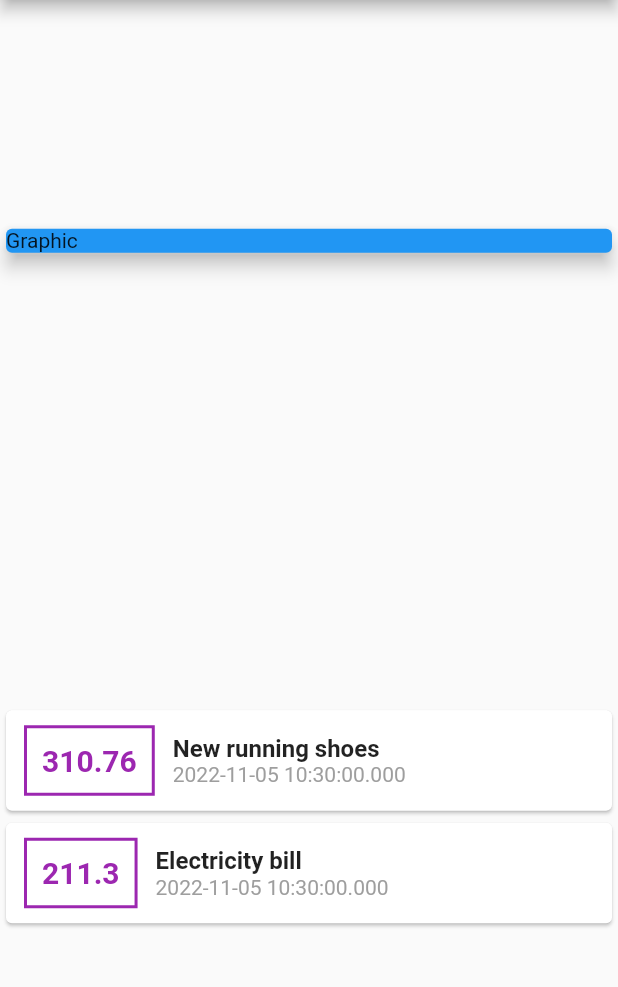
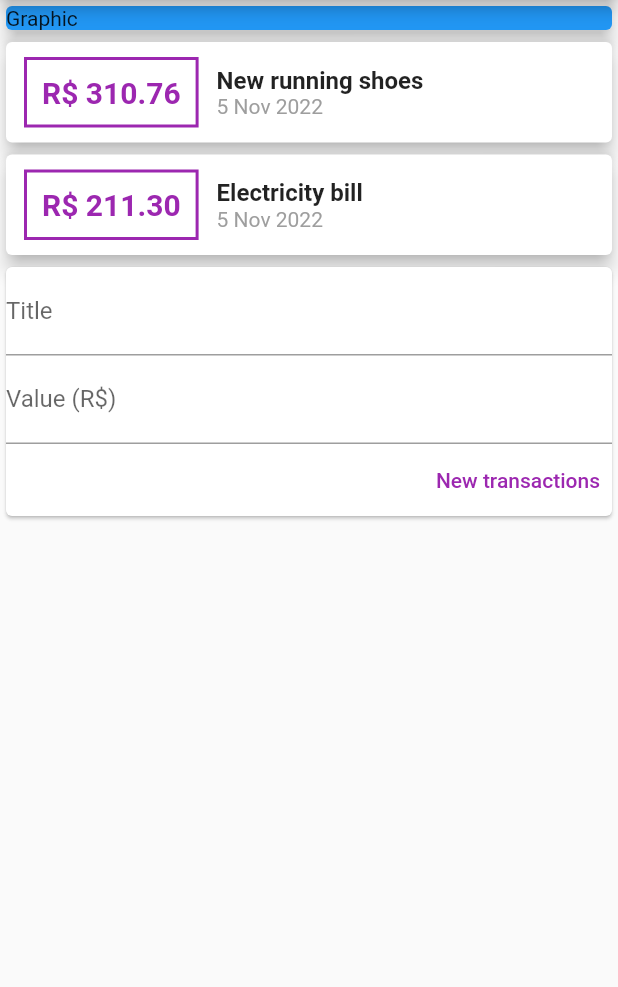
Before and after one commit to kenjimaeda54/expenses-flutter, a Flutter app: the screen it shows after launch, on a phone screen of 412 x 824 dp, the part 84-1071 px from its top. Run offline on Flutter 3.47's test engine with Material 2 defaults, Android fonts, the phone set to English and light mode, and no system bars.

Commit message:
feat: started logic add new transactions

```diff
--- /dev/null
+++ b/lib/components/card_transactions.dart
@@ -0,0 +1,66 @@
+import "package:flutter/material.dart";
+
+class CardTransactions extends StatelessWidget {
+
+  final  String value;
+  final String title;
+  final String date;
+
+  const CardTransactions({
+    super.key,
+    required this.value,
+    required this.title,
+    required this.date,
+  });
+
+
+  @override
+  Widget build(BuildContext context) {
+    return Card(
+      elevation: 5,
+      child: Row(
+        children: [
+          Container(
+            margin: const EdgeInsets.symmetric(
+              horizontal: 12,
+              vertical: 10,
+            ),
+            padding: const EdgeInsets.all(10),
+            decoration: BoxDecoration(
+                border: Border.all(
+                    color: Colors.purple,
+                    width: 2
+                )
+            ),
+            child: Text(
+              "R\$ $value",
+              style: const TextStyle(
+                  fontWeight: FontWeight.bold,
+                  fontSize: 20,
+                  color: Colors.purple
+              ),
+            ),
+          ),
+          Column(
+            crossAxisAlignment: CrossAxisAlignment.start,
+            children: [
+              Text(
+                title,
+                style: const TextStyle(
+                    fontSize: 16,
+                    fontWeight: FontWeight.bold
+                ),
+              ),
+              Text(
+                  date,
+                  style: const TextStyle(
+                      color: Colors.grey
+                  )
+              )
+            ],
+          )
+        ],
+      ),
+    );
+  }
+}
--- /dev/null
+++ b/lib/components/transaction_user.dart
@@ -0,0 +1,62 @@
+import 'dart:math';
+
+import "package:flutter/material.dart";
+import "package:intl/intl.dart";
+import "../models/transaction.dart";
+import 'card_transactions.dart';
+import 'package:expenses/components/transactions_form.dart';
+
+
+class TransactionUser extends StatefulWidget {
+  const TransactionUser({Key? key}) : super(key: key);
+
+  @override
+  State<TransactionUser> createState() => _TransactionUserState();
+}
+
+class _TransactionUserState extends State<TransactionUser> {
+  final _transactions = [
+    Transaction(
+        id: "t1",
+        title: "New running shoes",
+        value: 310.76,
+        date: DateTime.now()
+    ),
+    Transaction(
+        id: "t2",
+        title: "Electricity bill",
+        value: 211.30,
+        date: DateTime.now()
+    ),
+  ];
+
+  void _handleAddTransactions({required String  title,required String value}) {
+     final valueFormated = double.tryParse(value) ?? 0;
+
+     final newTransactions = Transaction(
+         id: Random().nextDouble().toString(),
+         title: title,
+         value: valueFormated,
+         date: DateTime.now()
+     );
+
+     setState(() {
+       _transactions.add(newTransactions);
+     });
+
+  }
+
+
+  @override
+  Widget build(BuildContext context) {
+    return  Column(
+      children: [..._transactions.map((it) => CardTransactions(
+         value: it.value.toStringAsFixed(2),
+          title: it.title,
+          date: DateFormat("d MMM y").format(it.date)
+      )).toList(),
+      TransactionsForm(_handleAddTransactions),
+    ],
+    );
+  }
+}
--- /dev/null
+++ b/lib/components/transactions_form.dart
@@ -0,0 +1,46 @@
+import "package:flutter/material.dart";
+
+class TransactionsForm extends StatelessWidget {
+  //Vars
+  final titleController = TextEditingController();
+  final valueController = TextEditingController();
+
+  final void Function({required String title,required String value}) hanldeSubmit;
+
+  TransactionsForm(this.hanldeSubmit, {super.key});
+
+  @override
+  Widget build(BuildContext context) {
+    return Card(
+      child:   Column(
+        children:  [
+          TextField(
+            controller: titleController,
+            decoration: const InputDecoration(
+                labelText: "Title"
+            ),
+          ),
+          TextField(
+            controller: valueController,
+            decoration: const InputDecoration(
+              labelText: "Value (R\$)",
+            ),
+          ),
+          Row(
+            mainAxisAlignment: MainAxisAlignment.end,
+            children: [
+              TextButton(
+                  onPressed: ()=> hanldeSubmit(title: titleController.text,value:  valueController.text),
+                  child: const Text(
+                    "New transactions",
+                    style: TextStyle(
+                        color: Colors.purple
+                    ),
+                  ))
+            ],
+          )
+        ],
+      ),
+    );
+  }
+}
--- a/lib/main.dart
+++ b/lib/main.dart
@@ -1,5 +1,5 @@
 import 'package:flutter/material.dart';
-import './models/transaction.dart';
+import './components/transaction_user.dart';
 
 void main() {
   runApp(const ExpensesApp());
@@ -17,23 +17,15 @@ class ExpensesApp extends StatelessWidget {
 class HomeScreen extends StatelessWidget {
   HomeScreen({Key? key}) : super(key: key);
 
-  final _transactions =[
-    Transaction(
-        id: "t1",
-        title: "New running shoes",
-        value: 310.76,
-      date: DateTime.now()
-    ),
-    Transaction(
-        id: "t2",
-        title: "Electricity bill",
-        value: 211.30,
-        date: DateTime.now()
-    ),
-  ];
+
+
+
+
+
 
   @override
   Widget build(BuildContext context) {
+
     return Scaffold(
        appBar: AppBar(
          title: const  Text("Personal expenses"),
@@ -44,64 +36,18 @@ class HomeScreen extends StatelessWidget {
         //e o mainAxis alinha em coluna
         //os comportamentos sao identicos ao flex box, exemplo stretch vai espichar
         // ao maximo o filho
-         mainAxisAlignment: MainAxisAlignment.spaceAround,
          crossAxisAlignment: CrossAxisAlignment.stretch,
-         children:   [
-          const SizedBox(
+         children:   const [
+          SizedBox(
              child:   Card(
                elevation: 5,
                color: Colors.blue,
                child: Text("Graphic"),
              ),
            ),
-           Column(
-             children: _transactions.map((it) => Card(
-                  child: Row(
-                     children: [
-                         Container(
-                           margin: const EdgeInsets.symmetric(
-                             horizontal: 12,
-                             vertical: 10,
-                           ),
-                           padding: const EdgeInsets.all(10),
-                           decoration: BoxDecoration(
-                             border: Border.all(
-                               color: Colors.purple,
-                               width: 2
-                             )
-                           ),
-                           child: Text(
-                               it.value.toString(),
-                               style: const TextStyle(
-                                 fontWeight: FontWeight.bold,
-                                 fontSize: 20,
-                                 color: Colors.purple
-                               ),
-                           ),
-                         ),
-                         Column(
-                           crossAxisAlignment: CrossAxisAlignment.start,
-                           children: [
-                              Text(
-                                  it.title,
-                                  style: const TextStyle(
-                                    fontSize: 16,
-                                    fontWeight: FontWeight.bold
-                                  ),
-                              ),
-                              Text(
-                                  it.date.toString(),
-                                  style: const TextStyle(
-                                    color: Colors.grey
-                                  )
-                              )
-                           ],
-                         )
-                     ],
-                  ),
-             )).toList(),
-           )
+           TransactionUser(),
          ],
+
       ),
     );
   }
--- a/pubspec.yaml
+++ b/pubspec.yaml
@@ -31,7 +31,7 @@ environment:
 dependencies:
   flutter:
     sdk: flutter
-
+  intl: ^0.17.0
 
   # The following adds the Cupertino Icons font to your application.
   # Use with the CupertinoIcons class for iOS style icons.
```
Also changed, not shown: pubspec.lock.
